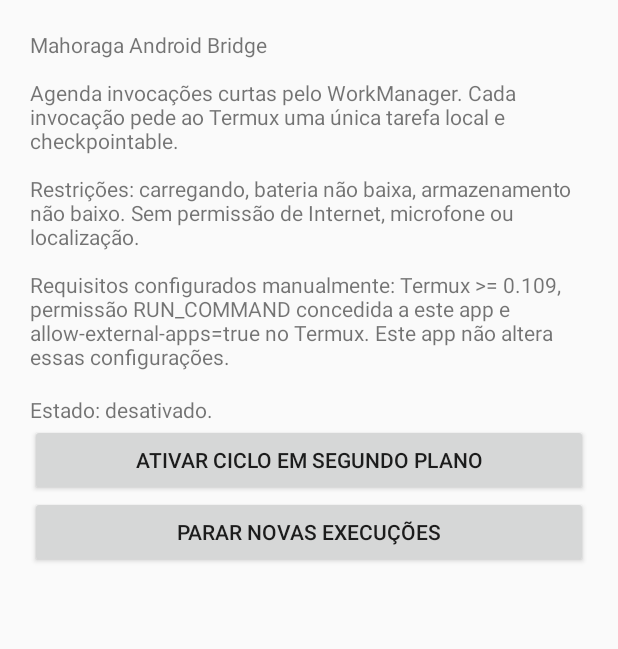
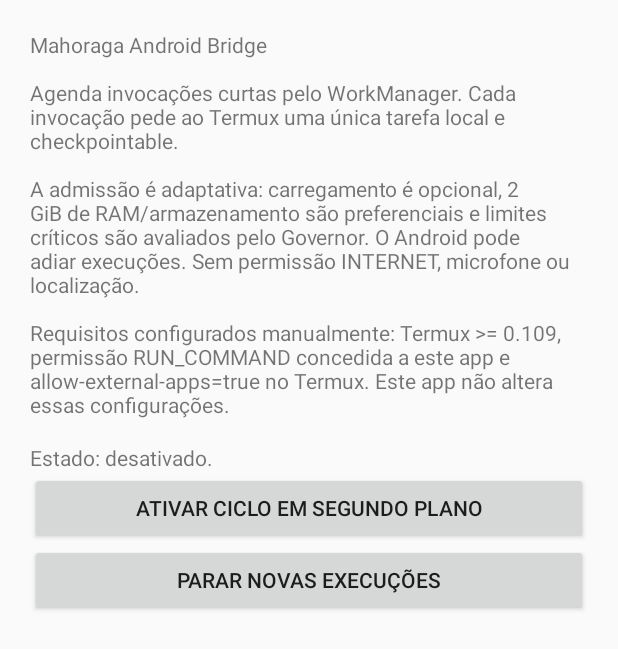
Before and after one commit to andersoncleyton032-ops/mahoraga-validation-snapshots-20261122, an Android app: the screen it shows after launch (MainActivity), on a phone screen of 412 x 824 dp. Shown: the top 649 px of the screen. Run offline under Robolectric (Android 15) with nearby library versions, the phone set to English and light mode, and no system bars.

Commit message:
test: validate adaptive runtime constraints and user-facing setup

```diff
--- a/android-runtime/app/src/main/java/com/mahoraga/runtime/MainActivity.java
+++ b/android-runtime/app/src/main/java/com/mahoraga/runtime/MainActivity.java
@@ -24,8 +24,9 @@ public final class MainActivity extends Activity {
                 "Mahoraga Android Bridge\n\n"
                 + "Agenda invocações curtas pelo WorkManager. Cada invocação "
                 + "pede ao Termux uma única tarefa local e checkpointable.\n\n"
-                + "Restrições: carregando, bateria não baixa, armazenamento não baixo. "
-                + "Sem permissão de Internet, microfone ou localização.\n\n"
+                + "A admissão é adaptativa: carregamento é opcional, 2 GiB de RAM/armazenamento "
+                + "são preferenciais e limites críticos são avaliados pelo Governor. "
+                + "O Android pode adiar execuções. Sem permissão INTERNET, microfone ou localização.\n\n"
                 + "Requisitos configurados manualmente: Termux >= 0.109, permissão "
                 + "RUN_COMMAND concedida a este app e allow-external-apps=true no Termux. "
                 + "Este app não altera essas configurações."
@@ -70,7 +71,7 @@ public final class MainActivity extends Activity {
         WorkScheduler.start(this);
         status.setText(
                 "\nAgendamento solicitado. O Android decide os horários reais; "
-                + "a primeira execução depende das restrições de carregamento e recursos."
+                + "a primeira execução depende da disponibilidade de recursos e das políticas do sistema."
         );
     }
 
--- a/android-runtime/app/src/main/java/com/mahoraga/runtime/WorkScheduler.java
+++ b/android-runtime/app/src/main/java/com/mahoraga/runtime/WorkScheduler.java
@@ -91,7 +91,7 @@ public final class WorkScheduler {
                 .build();
     }
 
-    private static Constraints buildConstraints() {
+    static Constraints buildConstraints() {
         // Resource admission is dynamic in AutonomyGovernor. WorkManager only
         // requires no network; low battery/storage are not hard scheduling gates.
         return new Constraints.Builder()
```
Also changed, not shown: 1 other file.
